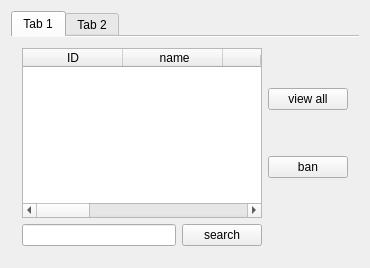
First picture: the form in adminWindow.ui, repository KyokaiNoKanata/TradingPlatform, before the edit.
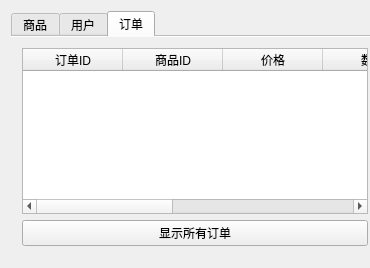
Second picture: the form after the edit.

```diff
--- a/adminWindow.ui
+++ b/adminWindow.ui
@@ -15,10 +15,10 @@
   </property>
   <widget class="QWidget" name="centralWidget">
    <layout class="QFormLayout" name="formLayout_2">
-    <item row="0" column="0" colspan="2">
+    <item row="0" column="0">
      <widget class="QTabWidget" name="tabWidget">
       <property name="currentIndex">
-       <number>0</number>
+       <number>2</number>
       </property>
       <property name="documentMode">
        <bool>true</bool>
@@ -28,49 +28,49 @@
       </property>
       <widget class="QWidget" name="commodityTab">
        <attribute name="title">
-        <string>Tab 1</string>
+        <string>商品</string>
        </attribute>
        <layout class="QGridLayout" name="gridLayout">
         <item row="0" column="0">
          <widget class="QTableWidget" name="commodityTableWidget">
           <column>
            <property name="text">
-            <string>ID</string>
+            <string>商品ID</string>
            </property>
           </column>
           <column>
            <property name="text">
-            <string> name</string>
+            <string>名称</string>
            </property>
           </column>
           <column>
            <property name="text">
-            <string>price</string>
+            <string>价格</string>
            </property>
           </column>
           <column>
            <property name="text">
-            <string>quantity</string>
+            <string>数量</string>
            </property>
           </column>
           <column>
            <property name="text">
-            <string>information</string>
+            <string>描述</string>
            </property>
           </column>
           <column>
            <property name="text">
-            <string>sellerID</string>
+            <string>卖家ID</string>
            </property>
           </column>
           <column>
            <property name="text">
-            <string>shelfTime</string>
+            <string>上架时间</string>
            </property>
           </column>
           <column>
            <property name="text">
-            <string>status</string>
+            <string>商品状态</string>
            </property>
           </column>
          </widget>
@@ -80,14 +80,14 @@
           <item>
            <widget class="QPushButton" name="commodityVewAllPushButton">
             <property name="text">
-             <string>view all</string>
+             <string>显示所有商品</string>
             </property>
            </widget>
           </item>
           <item>
            <widget class="QPushButton" name="commodityBanPushButton">
             <property name="text">
-             <string>ban</string>
+             <string>下架商品</string>
             </property>
            </widget>
           </item>
@@ -98,20 +98,20 @@
           <item>
            <widget class="QLineEdit" name="commoditySearchLineEdit"/>
           </item>
-          <item>
-           <widget class="QPushButton" name="commoditySearchPushButton">
-            <property name="text">
-             <string>search</string>
-            </property>
-           </widget>
-          </item>
          </layout>
         </item>
+        <item row="1" column="1">
+         <widget class="QPushButton" name="commoditySearchPushButton">
+          <property name="text">
+           <string>搜索</string>
+          </property>
+         </widget>
+        </item>
        </layout>
       </widget>
       <widget class="QWidget" name="userTab">
        <attribute name="title">
-        <string>Tab 2</string>
+        <string>用户</string>
        </attribute>
        <layout class="QGridLayout" name="gridLayout_2">
         <item row="0" column="0">
@@ -184,6 +184,66 @@
            </widget>
           </item>
          </layout>
+        </item>
+        <item row="1" column="1">
+         <widget class="QPushButton" name="userSearchPushButton">
+          <property name="text">
+           <string>搜索</string>
+          </property>
+         </widget>
+        </item>
+       </layout>
+      </widget>
+      <widget class="QWidget" name="tab">
+       <attribute name="title">
+        <string>订单</string>
+       </attribute>
+       <layout class="QGridLayout" name="gridLayout_3">
+        <item row="0" column="0">
+         <widget class="QTableWidget" name="orderTableWidget">
+          <column>
+           <property name="text">
+            <string>订单ID</string>
+           </property>
+          </column>
+          <column>
+           <property name="text">
+            <string>商品ID</string>
+           </property>
+          </column>
+          <column>
+           <property name="text">
+            <string>价格</string>
+           </property>
+          </column>
+          <column>
+           <property name="text">
+            <string>数量</string>
+           </property>
+          </column>
+          <column>
+           <property name="text">
+            <string>交易时间</string>
+           </property>
+          </column>
+          <column>
+           <property name="text">
+            <string>卖家ID</string>
+           </property>
+          </column>
+          <column>
+           <property name="text">
+            <string>买家ID</string>
+           </property>
+          </column>
+         </widget>
+        </item>
+        <item row="1" column="0">
+         <widget class="QPushButton" name="orderViewAllPushButton">
+          <property name="text">
+           <string>显示所有订单</string>
+          </property>
+         </widget>
         </item>
        </layout>
       </widget>
```
Left out of the diff: 67 changed lines with no effect on the pictures.
